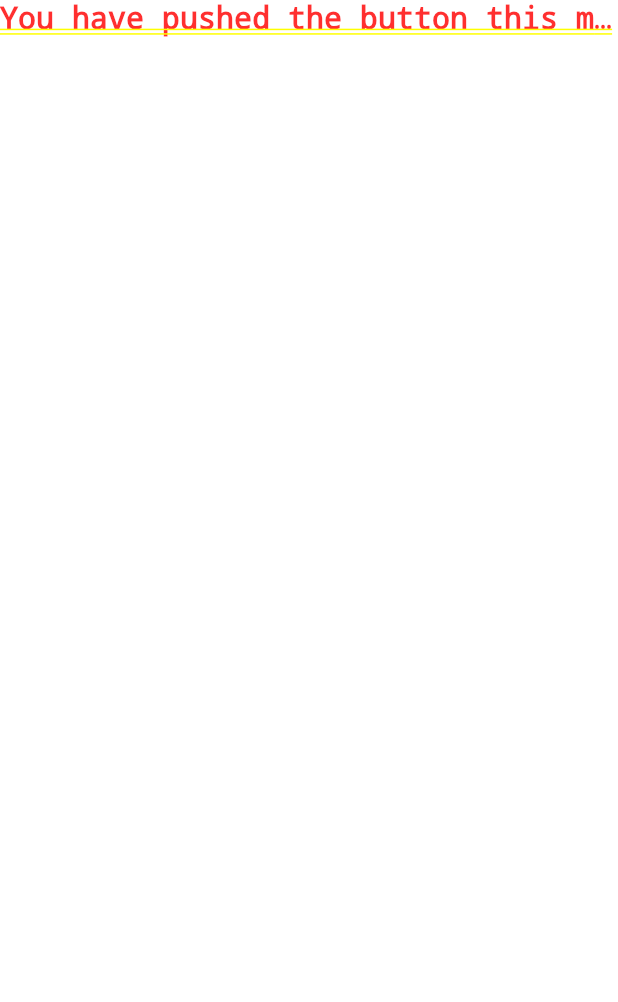
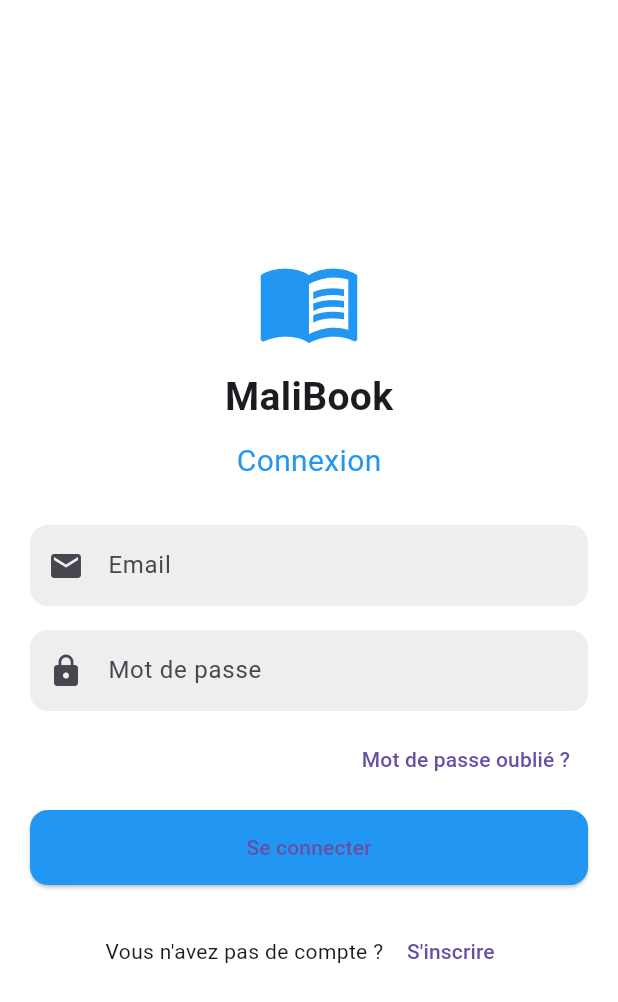
Before and after one commit to lifpro/malibook, a Flutter app: the screen it shows after launch, on a phone screen of 412 x 824 dp. Shown: the top 1002 px of the screen. Run offline on Flutter 3.47's test engine with Material 3 defaults, Android fonts, the phone set to English and light mode, and no system bars.

Commit message:
home page

```diff
--- a/lib/main.dart
+++ b/lib/main.dart
@@ -1,74 +1,26 @@
 import 'package:flutter/material.dart';
+import 'package:malibook/pages/LoginPage.dart';
 
 void main() {
-  runApp(const MyApp());
+  runApp(const MaliBookApp());
 }
 
-class MyApp extends StatelessWidget {
-  const MyApp({super.key});
+const primaryColor = Color(0xFFA0522D); // brown exact tone
 
-  // This widget is the root of your application.
+class MaliBookApp extends StatelessWidget {
+  const MaliBookApp({super.key});
+
   @override
   Widget build(BuildContext context) {
     return MaterialApp(
-      title: 'Flutter Demo',
-      theme: ThemeData(colorScheme: .fromSeed(seedColor: Colors.deepPurple)),
-      home: Text(
-        'You have pushed the button this many times:',
-        overflow: TextOverflow.ellipsis,
-        style: TextStyle(fontSize: 20, fontWeight: FontWeight.bold),
-        selectionColor: Color.fromARGB(255, 0, 115, 255),
+      debugShowCheckedModeBanner: false,
+      title: 'MaliBook',
+      theme: ThemeData(
+        scaffoldBackgroundColor: Colors.white,
+        primaryColor: primaryColor,
+        fontFamily: 'Roboto',
       ),
+      home: const LoginPage(),
     );
   }
 }
-
-class MyHomePage extends StatefulWidget {
-  const MyHomePage({super.key, required this.title});
-
-  final String title;
-  @override
-  State<MyHomePage> createState() => _MyHomePageState();
-}
-
-class _MyHomePageState extends State<MyHomePage> {
-  int _counter = 0;
-
-  void _incrementCounter() {
-    setState(() {
-      _counter++;
-    });
-  }
-
-  @override
-  Widget build(BuildContext context) {
-    return Scaffold(
-      appBar: AppBar(
-        backgroundColor: Theme.of(context).colorScheme.inversePrimary,
-        title: Text(widget.title),
-      ),
-      body: Center(
-        child: Column(
-          mainAxisAlignment: .center,
-          children: [
-            Text(
-              '$_counter',
-              style: Theme.of(context).textTheme.headlineMedium,
-            ),
-            const Text(
-              'You have pushed the button this many times:',
-              overflow: TextOverflow.ellipsis,
-              style: TextStyle(fontSize: 20, fontWeight: FontWeight.bold),
-              selectionColor: Color.fromARGB(255, 0, 115, 255),
-            ),
-          ],
-        ),
-      ),
-      floatingActionButton: FloatingActionButton(
-        onPressed: _incrementCounter,
-        tooltip: 'Increment',
-        child: const Icon(Icons.add),
-      ),
-    );
-  }
-}
--- /dev/null
+++ b/lib/pages/LoginPage.dart
@@ -0,0 +1,96 @@
+import 'package:flutter/material.dart';
+
+import 'home/HomePage.dart'; // Assuming HomePage is in the same directory
+
+const Color primaryColor = Colors.blue; // Define the primary color
+
+class LoginPage extends StatelessWidget {
+  const LoginPage({super.key});
+
+  Widget buildInput(String hint, IconData icon, {bool obscure = false}) {
+    return Container(
+      margin: const EdgeInsets.symmetric(vertical: 8),
+      decoration: BoxDecoration(
+        borderRadius: BorderRadius.circular(12),
+        color: Colors.grey[200],
+      ),
+      child: TextField(
+        obscureText: obscure,
+        decoration: InputDecoration(
+          hintText: hint,
+          prefixIcon: Icon(icon),
+          border: InputBorder.none,
+          contentPadding: const EdgeInsets.all(15),
+        ),
+      ),
+    );
+  }
+
+  @override
+  Widget build(BuildContext context) {
+    return Scaffold(
+      body: Padding(
+        padding: const EdgeInsets.all(20),
+        child: Column(
+          mainAxisAlignment: MainAxisAlignment.center,
+          children: [
+            const Icon(Icons.menu_book, size: 70, color: primaryColor),
+            const SizedBox(height: 10),
+            const Text(
+              'MaliBook',
+              style: TextStyle(fontSize: 26, fontWeight: FontWeight.bold),
+            ),
+            const SizedBox(height: 10),
+            const Text(
+              'Connexion',
+              style: TextStyle(fontSize: 20, color: primaryColor),
+            ),
+            const SizedBox(height: 20),
+            buildInput('Email', Icons.email),
+            buildInput('Mot de passe', Icons.lock, obscure: true),
+            Align(
+              alignment: Alignment.centerRight,
+              child: TextButton(
+                onPressed: () {},
+                child: const Text('Mot de passe oublié ?'),
+              ),
+            ),
+            const SizedBox(height: 10),
+            SizedBox(
+              width: double.infinity,
+              child: ElevatedButton(
+                style: ElevatedButton.styleFrom(
+                  backgroundColor: primaryColor,
+                  padding: const EdgeInsets.symmetric(vertical: 15),
+                  shape: RoundedRectangleBorder(
+                    borderRadius: BorderRadius.circular(12),
+                  ),
+                ),
+                onPressed: () {
+                  Navigator.push(
+                    context,
+                    MaterialPageRoute(builder: (_) => const HomePage()),
+                  );
+                },
+                child: const Text('Se connecter'),
+              ),
+            ),
+            const SizedBox(height: 20),
+            Row(
+              mainAxisAlignment: MainAxisAlignment.center,
+              children: [
+                const Text("Vous n'avez pas de compte ? "),
+                TextButton(
+                  onPressed: () {
+                    // Handle sign-up navigation or action here
+                  },
+                  child: const Text('S\'inscrire'),
+                ),
+              ],
+            ),
+          ],
+        ),
+      ),
+    );
+  }
+}
```
Also changed, not shown: lib/pages/home/CatalogPage.dart (added, +45 -0 lines), lib/pages/home/HomePage.dart (added, +37 -0 lines), lib/pages/home/HomeTab.dart (added, +78 -0 lines), lib/pages/home/ProfilePage.dart (added, +52 -0 lines).
